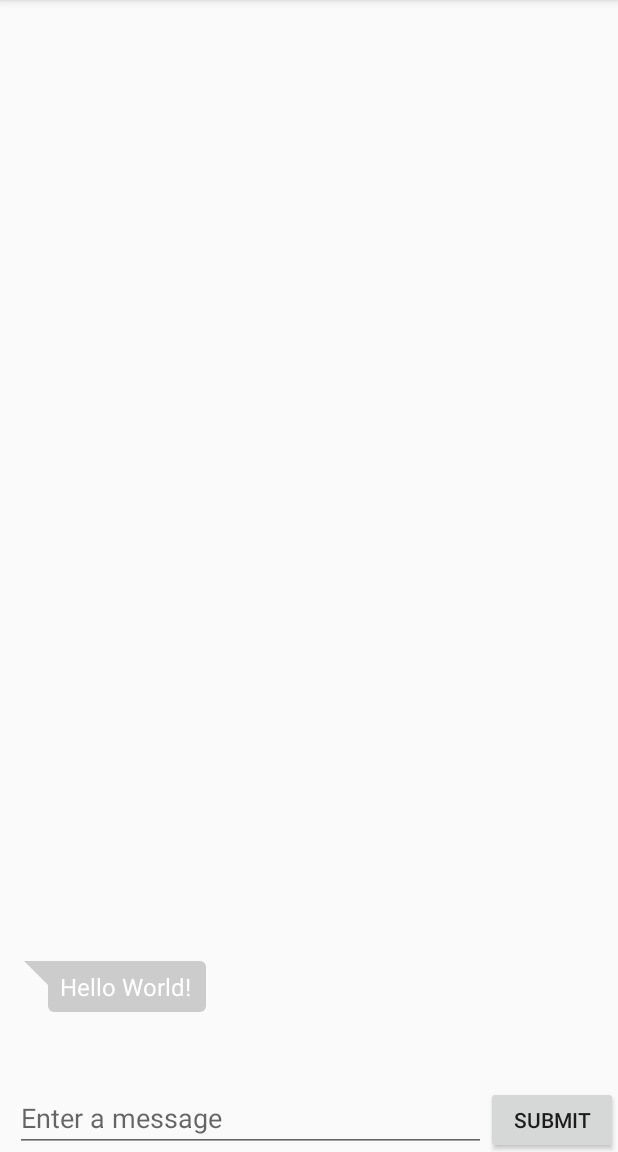
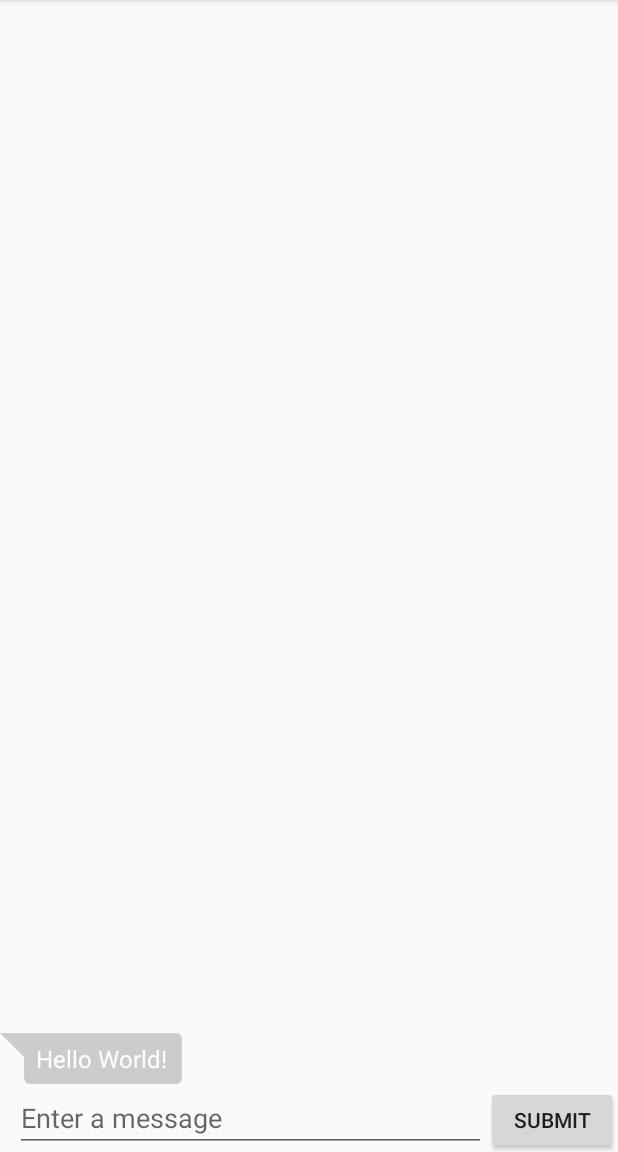
Before and after one commit to david8zhang/outside-hacks, an Android app: the ChatActivity screen opened directly, with no data from a screen before it, on a phone screen of 412 x 824 dp, the part 84-1236 px from its top. Run offline under Robolectric (Android 15) with nearby library versions, the phone set to English and light mode, and no system bars; libraries missing offline, so code that uses them is left out: com.github.nkzawa.emitter, com.github.nkzawa.socketio; 4 statements that could not run were skipped.

Commit message:
Fix messaging bubble again

```diff
--- a/android-client/app/src/main/java/com/example/dzhang/outsidehacks/ChatRecyclerViewAdapter.java
+++ b/android-client/app/src/main/java/com/example/dzhang/outsidehacks/ChatRecyclerViewAdapter.java
@@ -41,13 +41,15 @@ public class ChatRecyclerViewAdapter<T extends Message> extends RecyclerView.Ada
         TextView other_message = holder.other_message;
         if(message.getFrom().equals(Build.ID)) {
             Log.d("RENDER CHAT MESSAGE", message.getMessage());
-            other_message.setWidth(0);
+            other_message.setLayoutParams(new RelativeLayout.LayoutParams(0,
+                    RelativeLayout.LayoutParams.WRAP_CONTENT));
             my_message.setLayoutParams(new RelativeLayout.LayoutParams(RelativeLayout.LayoutParams.WRAP_CONTENT,
                     RelativeLayout.LayoutParams.WRAP_CONTENT));
             my_message.setText(text);
         } else {
             Log.d("RENDER CHAT MESSAGE", message.getMessage());
-            my_message.setWidth(0);
+            my_message.setLayoutParams(new RelativeLayout.LayoutParams(0,
+                    RelativeLayout.LayoutParams.WRAP_CONTENT));
             other_message.setLayoutParams(new RelativeLayout.LayoutParams(RelativeLayout.LayoutParams.WRAP_CONTENT,
                     RelativeLayout.LayoutParams.WRAP_CONTENT));
             other_message.setText(text);
--- a/android-client/app/src/main/res/layout/activity_chat.xml
+++ b/android-client/app/src/main/res/layout/activity_chat.xml
@@ -9,8 +9,9 @@
         android:layout_weight="9.5"
         android:id="@+id/chat_window"
         android:layout_width="match_parent"
-        android:layout_height="match_parent">
-    </android.support.v7.widget.RecyclerView>
+        android:layout_height="match_parent"
+        xmlns:tools="http://schemas.android.com/tools"
+        tools:listitem="@layout/message_bubble"/>
 
     <LinearLayout
         android:layout_weight="0.5"
--- a/android-client/app/src/main/res/layout/message_bubble.xml
+++ b/android-client/app/src/main/res/layout/message_bubble.xml
@@ -2,14 +2,13 @@
 <RelativeLayout xmlns:android="http://schemas.android.com/apk/res/android"
     android:orientation="horizontal"
     android:layout_width="match_parent"
-    android:layout_height="wrap_content"
-    android:padding="@dimen/text_margin">
+    android:layout_height="wrap_content">
 
     <TextView
         android:id="@+id/other_message"
         android:layout_width="wrap_content"
         android:layout_height="wrap_content"
-        android:layout_margin="@dimen/text_margin"
+        android:layout_margin="4dp"
         android:layout_alignParentLeft="true"
         android:layout_alignParentBottom="true"
         android:paddingRight="10dp"
@@ -27,7 +26,7 @@
         android:id="@+id/my_message"
         android:layout_width="wrap_content"
         android:layout_height="wrap_content"
-        android:layout_margin="@dimen/text_margin"
+        android:layout_margin="4dp"
         android:layout_alignParentRight="true"
         android:layout_alignParentBottom="true"
         android:paddingRight="24dp"
```
Also changed, not shown: 1 other file.
